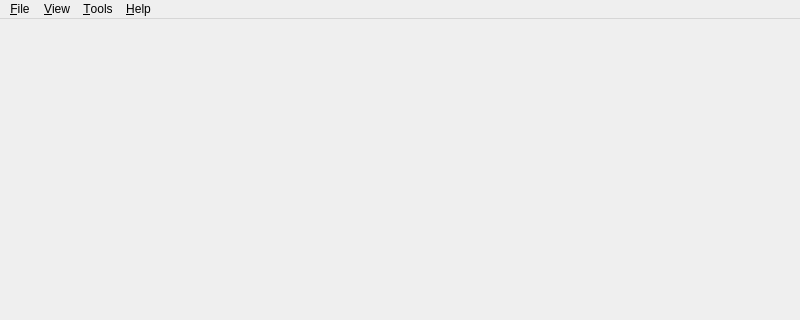
Before: the Qt Designer form src/gui/formmain.ui in martinrotter/rssguard, drawn with Qt 5; both pictures show x 0 to 800 and y 0 to 320 of the 800 by 600 pixel window.
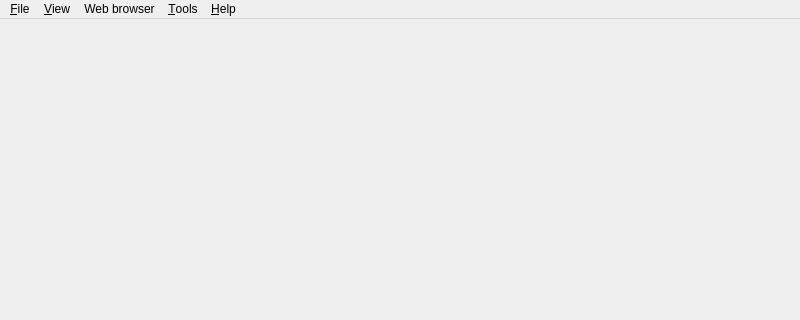
After: the same form once the commit is applied. Custom widgets are drawn as their Qt base class.

Commit message: Work on dynamic web browser menu.

Diff of the .ui file:
```diff
--- a/src/gui/formmain.ui
+++ b/src/gui/formmain.ui
@@ -36,7 +36,7 @@
      <x>0</x>
      <y>0</y>
      <width>800</width>
-     <height>19</height>
+     <height>21</height>
     </rect>
    </property>
    <widget class="QMenu" name="m_menuFile">
@@ -66,8 +66,14 @@
     </property>
     <addaction name="m_actionSettings"/>
    </widget>
+   <widget class="QMenu" name="m_menuWebBrowser">
+    <property name="title">
+     <string>Web browser</string>
+    </property>
+   </widget>
    <addaction name="m_menuFile"/>
    <addaction name="m_menuView"/>
+   <addaction name="m_menuWebBrowser"/>
    <addaction name="m_menuTools"/>
    <addaction name="m_menuHelp"/>
   </widget>
```
The commit also changes 9 other files.
